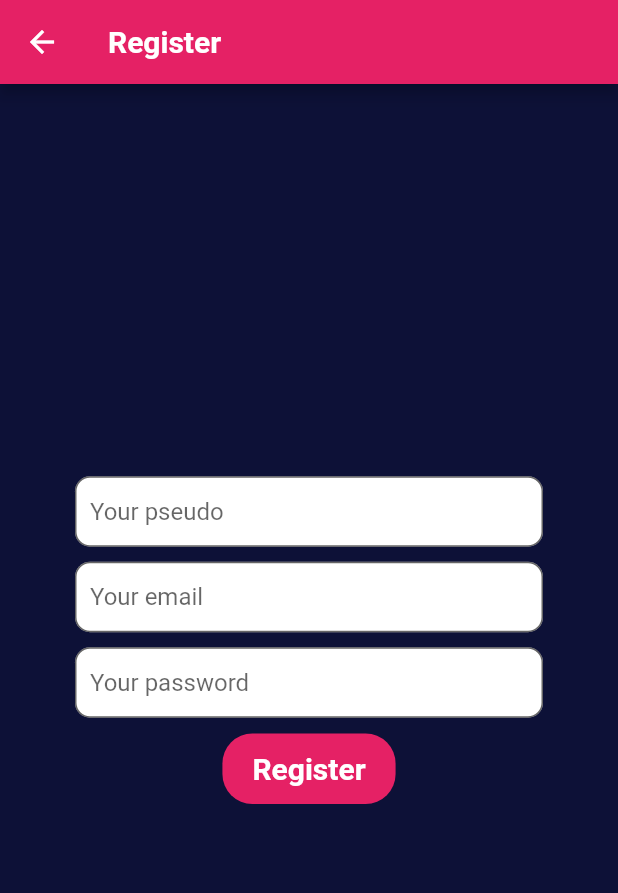
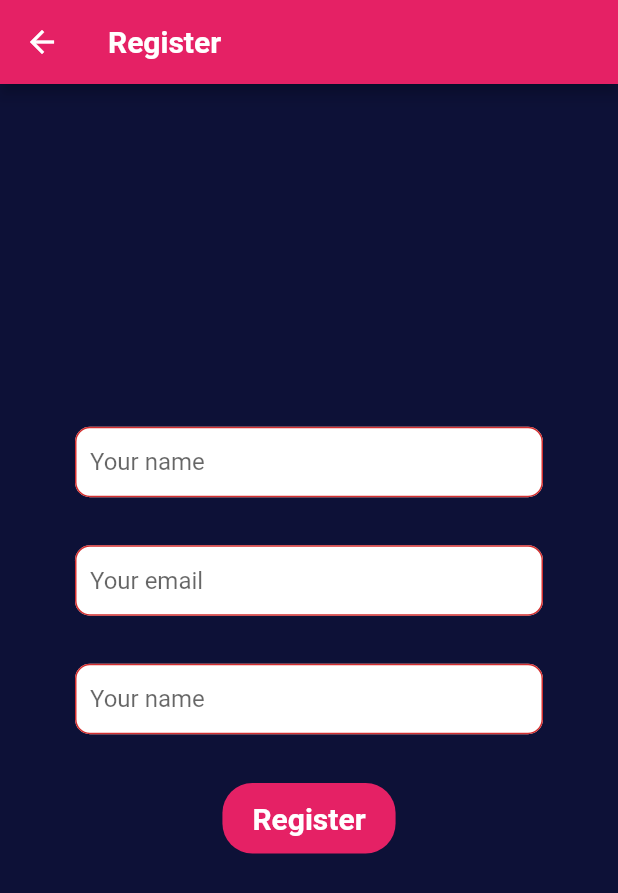
Before and after one commit to paul-dec/FlutterTwo, a Flutter app: the screen it shows after launch, after a tap on "Register", on a phone screen of 412 x 824 dp. Shown: the top 893 px of the screen. Run offline on Flutter 3.47's test engine with Material 2 defaults, Android fonts, the phone set to English and light mode, and no system bars; our stand-ins replace shimmer; network calls fail.

Commit message:
add bloc pattern

```diff
--- a/lib/pages/login.dart
+++ b/lib/pages/login.dart
@@ -1,5 +1,6 @@
 import 'package:flutter/cupertino.dart';
 import 'package:flutter/material.dart';
+import 'package:fluttertwo/BLoC/bloc.dart';
 import 'package:fluttertwo/class/auth.dart';
 import 'package:fluttertwo/class/user.dart';
 import 'package:fluttertwo/widgets/custom_button.dart';
@@ -37,18 +38,32 @@ class LoginPageState extends State<LoginPage> {
           child: Column(
             mainAxisAlignment: MainAxisAlignment.center,
             children: <Widget>[
-              CustomTextField(
+              StreamBuilder(
+                stream: bloc.email,
+                builder: (context, snapshot) {
+                  return CustomTextField(
                     myController: emailController,
                     myTextInputType: TextInputType.emailAddress,
                     myHintText: 'Your email',
                     obscureText: false,
+                    onChangedFunction: bloc.changeEmail,
+                    errorText: snapshot.error.toString() == 'null' ? '' : snapshot.error.toString(),
+                  );
+                },
               ),
               const CustomSpacer(),
-              CustomTextField(
+              StreamBuilder(
+                stream: bloc.password,
+                builder: (context, snapshot) {
+                  return CustomTextField(
                     myController: passwordController,
                     myTextInputType: TextInputType.visiblePassword,
                     myHintText: 'Your password',
                     obscureText: true,
+                    onChangedFunction: bloc.changePassword,
+                    errorText: snapshot.error.toString() == 'null' ? '' : snapshot.error.toString(),
+                  );
+                },
               ),
               const CustomSpacer(),
               CustomButton(
--- a/lib/pages/register.dart
+++ b/lib/pages/register.dart
@@ -1,5 +1,6 @@
 import 'package:flutter/cupertino.dart';
 import 'package:flutter/material.dart';
+import 'package:fluttertwo/BLoC/bloc.dart';
 import 'package:fluttertwo/styles.dart';
 import 'package:fluttertwo/widgets/custom_button.dart';
 import 'package:fluttertwo/widgets/custom_spacer.dart';
@@ -36,25 +37,46 @@ class _RegisterPageState extends State<RegisterPage> {
           child: Column(
             mainAxisAlignment: MainAxisAlignment.center,
             children: <Widget>[
-              CustomTextField(
+              StreamBuilder(
+                stream: bloc.name,
+                builder: (context, snapshot) {
+                  return CustomTextField(
                     myController: pseudoController,
-                myTextInputType: TextInputType.text,
-                myHintText: 'Your pseudo',
+                    myTextInputType: TextInputType.name,
+                    myHintText: 'Your name',
                     obscureText: false,
+                    onChangedFunction: bloc.changeName,
+                    errorText: snapshot.error.toString() == 'null' ? '' : snapshot.error.toString(),
+                  );
+                },
               ),
               const CustomSpacer(),
-              CustomTextField(
+              StreamBuilder(
+                stream: bloc.email,
+                builder: (context, snapshot) {
+                  return CustomTextField(
                     myController: emailController,
                     myTextInputType: TextInputType.emailAddress,
                     myHintText: 'Your email',
                     obscureText: false,
+                    onChangedFunction: bloc.changeEmail,
+                    errorText: snapshot.error.toString() == 'null' ? '' : snapshot.error.toString(),
+                  );
+                },
               ),
               const CustomSpacer(),
-              CustomTextField(
+              StreamBuilder(
+                stream: bloc.password,
+                builder: (context, snapshot) {
+                  return CustomTextField(
                     myController: passwordController,
                     myTextInputType: TextInputType.visiblePassword,
-                myHintText: 'Your password',
+                    myHintText: 'Your name',
                     obscureText: true,
+                    onChangedFunction: bloc.changePassword,
+                    errorText: snapshot.error.toString() == 'null' ? '' : snapshot.error.toString(),
+                  );
+                },
               ),
               const CustomSpacer(),
               CustomButton(
--- a/lib/widgets/custom_textfield.dart
+++ b/lib/widgets/custom_textfield.dart
@@ -6,12 +6,15 @@ class CustomTextField extends StatelessWidget {
   final TextInputType myTextInputType;
   final String myHintText;
   final bool obscureText;
+  final void Function(String)? onChangedFunction;
+  final String errorText;
 
-  const CustomTextField({Key? key, required this.myController, required this.myTextInputType, required this.myHintText, required this.obscureText}) : super(key: key);
+  const CustomTextField({Key? key, required this.myController, required this.myTextInputType, required this.myHintText, required this.obscureText, required this.onChangedFunction, required this.errorText}) : super(key: key);
 
   @override
   Widget build(BuildContext context) {
     return TextField(
+      onChanged: onChangedFunction,
       autocorrect: false,
       enableSuggestions: false,
       keyboardType: myTextInputType,
@@ -29,6 +32,7 @@ class CustomTextField extends StatelessWidget {
         filled: true,
         fillColor: Colors.white,
         hintText: myHintText,
+        errorText: errorText
       ),
     );
   }
```
Also changed, not shown: lib/BLoC/bloc.dart (added, +25 -0 lines), lib/BLoC/validators.dart (added, +34 -0 lines). Lines whose indentation alone changed are shown as unchanged.
